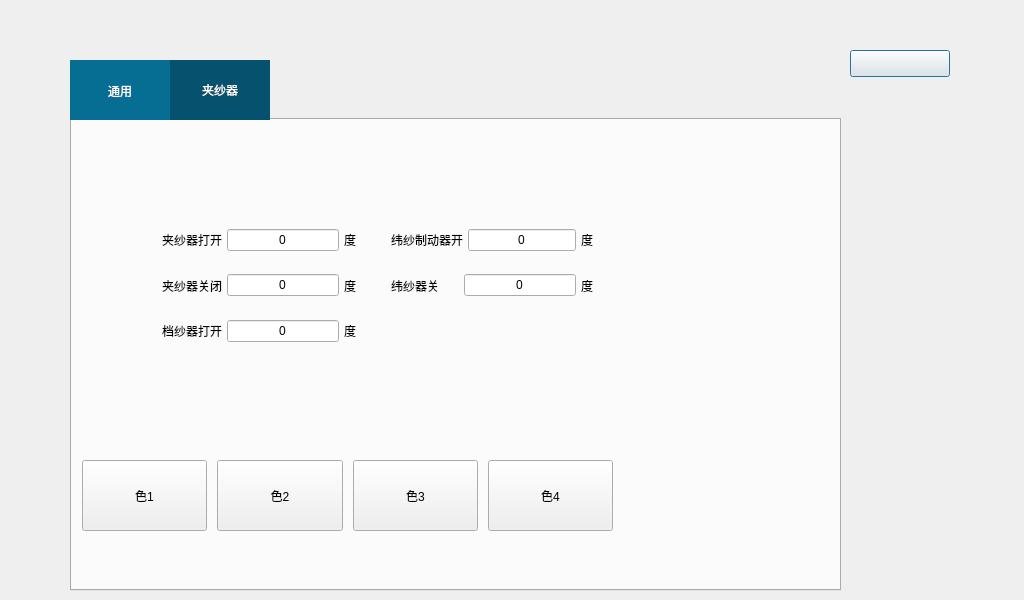
This is mark1/yinweipara.ui in Avaloqi/release as Qt 5 draws it before an edit. The edited form follows.
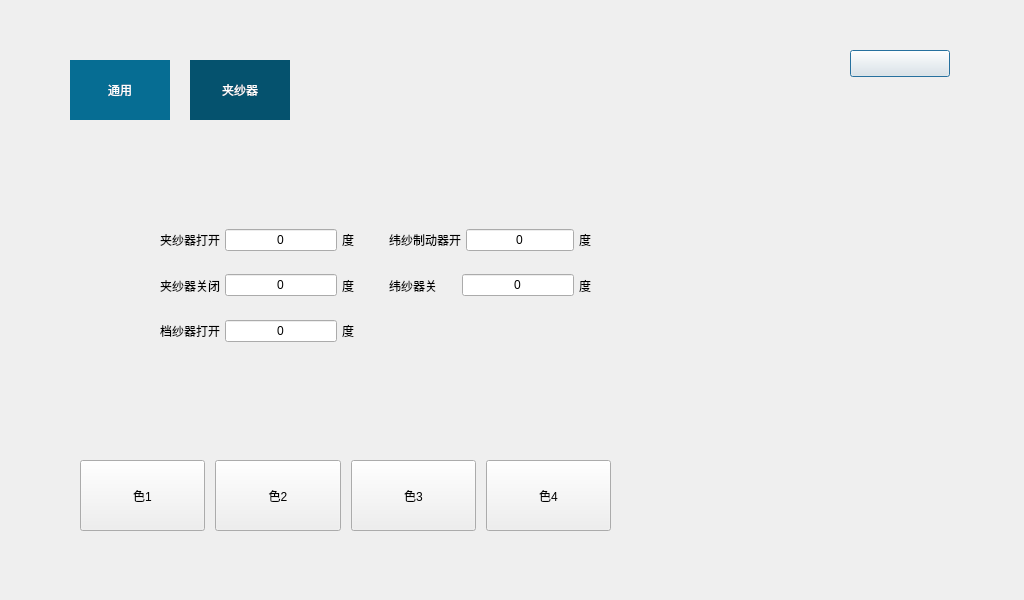
This is the edited form.

```diff
--- a/mark1/yinweipara.ui
+++ b/mark1/yinweipara.ui
@@ -36,7 +36,10 @@
     </rect>
    </property>
    <property name="styleSheet">
-    <string notr="true">QTabBar::tab{min-height:60px;min-width:100px}
+    <string notr="true">QTabBar::tab{height:60px;min-width:100px;margin-right:20px;}
+QTabWidget::pane{
+	border:none;
+}
 QTabBar::tab{background-color:#066d93;color:white}
 QTabBar::tab::selected{background-color:#05526e;color:white}</string>
    </property>
```
